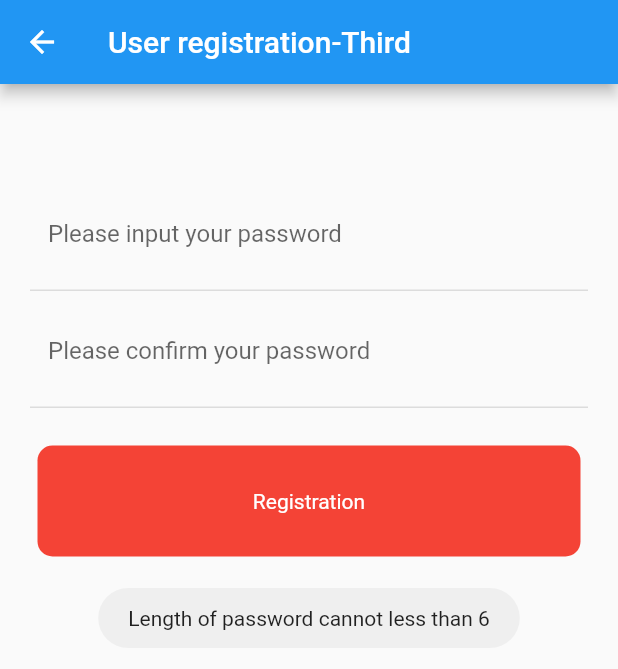
After one commit to Jackpanger/Garbage_Classification, a Flutter app: the ForgetThirdPage screen opened directly, after a tap on "Registration", on a phone screen of 412 x 824 dp. The commit adds this screen. Shown: the top 669 px of the screen. Run offline on Flutter 3.47's test engine with Material 2 defaults, Android fonts, the phone set to English and light mode, and no system bars; our stand-ins replace date_format, dio, flutter_swiper, fluttertoast, image_picker, permission_handler and 1 more; missing offline and left inert: flutter_cupertino_date_picker_fork, flutter_sound; accounts and stored records are empty; network calls fail; statements that could not run were skipped.

Commit message:
forget password

```diff
--- /dev/null
+++ b/lib/pages/me/user/forget/ForgetThird.dart
@@ -0,0 +1,111 @@
+import 'package:flutter/material.dart';
+import 'package:garbage_classification/config/Config.dart';
+import 'package:garbage_classification/pages/tabs/Tabs.dart';
+import 'package:garbage_classification/widgets/ConButton.dart';
+import 'package:garbage_classification/widgets/ConText.dart';
+import 'package:garbage_classification/services/Storage.dart';
+import 'package:dio/dio.dart';
+import 'package:fluttertoast/fluttertoast.dart';
+import 'dart:convert';
+//引入Tabs
+
+
+class ForgetThirdPage extends StatefulWidget {
+  Map arguments;
+  ForgetThirdPage({Key key, this.arguments}) : super(key: key);
+
+  _ForgetThirdPageState createState() => _ForgetThirdPageState();
+}
+
+class _ForgetThirdPageState extends State<ForgetThirdPage> {
+  String tel;
+  String code;
+  String password='';
+  String rpassword='';
+  @override
+  void initState() {
+    // TODO: implement initState
+    super.initState();
+    this.tel = widget.arguments["tel"];
+    this.code = widget.arguments["code"];
+  }
+  //注册
+  doRegister() async {
+    if (password.length < 6) {
+      Fluttertoast.showToast(
+        msg: 'Length of password cannot less than 6',
+        toastLength: Toast.LENGTH_SHORT,
+        gravity: ToastGravity.CENTER,
+      );
+    } else if (rpassword != password) {
+      Fluttertoast.showToast(
+        msg: 'Not consistent',
+        toastLength: Toast.LENGTH_SHORT,
+        gravity: ToastGravity.CENTER,
+      );
+    } else {
+      // var api = '${Config.home}auth/register';
+      // var response = await Dio().post(api, data: {
+      //   "tel": this.tel,
+      //   "code": this.code,
+      //   "password": this.password
+      // });
+      // Map data = json.decode(response.data);
+      // print(data);
+      // if (data["success"]) {
+      //   //保存用户信息
+      //   Storage.setString('userInfo', json.encode(data["userinfo"]));
+      //
+      //   //返回到根
+        Navigator.of(context).pushAndRemoveUntil(
+            new MaterialPageRoute(builder: (context) => new Tabs(index:2)),
+            (route) => route == null);
+      // } else {
+      //   Fluttertoast.showToast(
+      //     msg: '${data["message"]}',
+      //     toastLength: Toast.LENGTH_SHORT,
+      //     gravity: ToastGravity.CENTER,
+      //   );
+      // }
+    }
+  }
+
+  @override
+  Widget build(BuildContext context) {
+    return Scaffold(
+      appBar: AppBar(
+        title: Text("User registration-Third"),
+      ),
+      body: Container(
+        padding: EdgeInsets.all(20),
+        child: ListView(
+          children: <Widget>[
+            SizedBox(height: 50),
+            ConText(
+              text: "Please input your password",
+              password: true,
+              onChanged: (value) {
+                this.password=value;
+              },
+            ),
+            SizedBox(height: 10),
+            ConText(
+              text: "Please confirm your password",
+              password: true,
+              onChanged: (value) {
+                this.rpassword=value;
+              },
+            ),
+            SizedBox(height: 20),
+            ConButton(
+              text: "Registration",
+              color: Colors.red,
+              height: 74,
+              cb: doRegister,
+            )
+          ],
+        ),
+      ),
+    );
+  }
+}
--- a/lib/pages/routes/Routes.dart
+++ b/lib/pages/routes/Routes.dart
@@ -4,6 +4,9 @@ import 'package:garbage_classification/pages/me/image.dart';
 import 'package:garbage_classification/pages/me/user/RegisterFirst.dart';
 import 'package:garbage_classification/pages/me/user/RegisterSecond.dart';
 import 'package:garbage_classification/pages/me/user/RegisterThird.dart';
+import 'package:garbage_classification/pages/me/user/forget/ForgetFirst.dart';
+import 'package:garbage_classification/pages/me/user/forget/ForgetSecond.dart';
+import 'package:garbage_classification/pages/me/user/forget/ForgetThird.dart';
 import 'package:garbage_classification/pages/me/user/section/favorites.dart';
 import 'package:garbage_classification/pages/me/user/section/mywork.dart';
 import 'package:garbage_classification/pages/me/user/section/recent.dart';
@@ -26,6 +29,9 @@ final routes = {
   '/registerThird': (context,{arguments}) => RegisterThirdPage(arguments:arguments),
   "/images": (context) => ImagePickerPage(),
   "/voice":(context) => VoicePage(),
+  '/forgetFirst':(context) => ForgetFirstPage(),
+  '/forgetSecond':(context,{arguments}) => ForgetSecondPage(arguments:arguments),
+  '/forgetThird':(context,{arguments}) => ForgetThirdPage(arguments:arguments),
 
 };
 var onGenerateRoute = (RouteSettings settings) {
```
Also changed, not shown: lib/pages/me/user/forget/ForgetFirst.dart (added, +80 -0 lines), lib/pages/me/user/forget/ForgetSecond.dart (added, +135 -0 lines), lib/pages/me/user/login.dart (+7 -3 lines).
